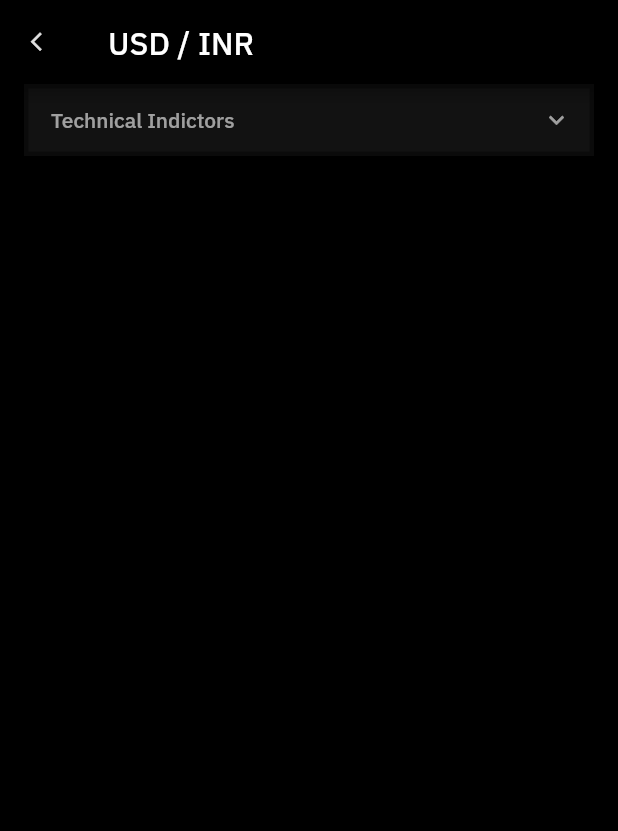
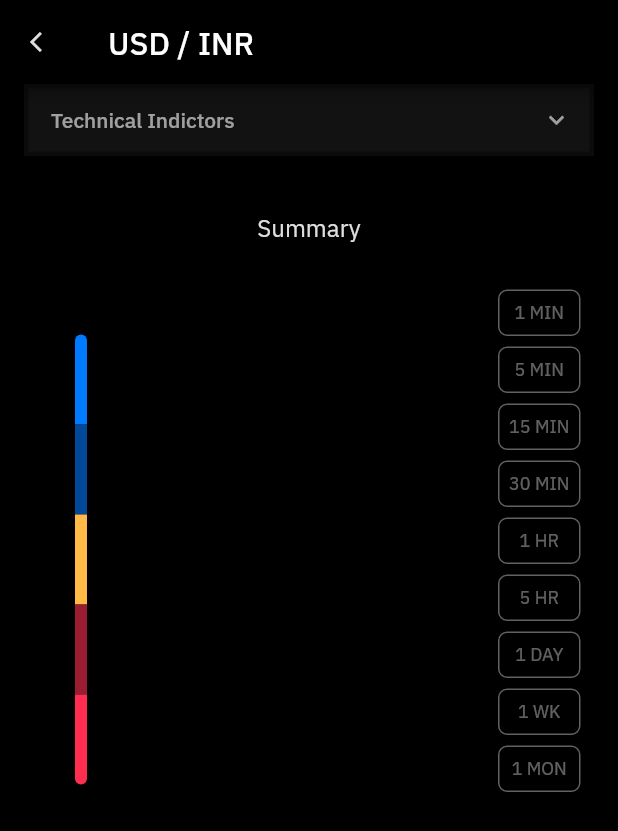
Before and after one commit to 21satvik/UI_UX-Flutter, a Flutter app: the screen it shows after launch, on a phone screen of 412 x 824 dp. Shown: the top 831 px of the screen. Run offline on Flutter 3.47's test engine with Material 2 defaults, Android fonts, the phone set to English and light mode, and no system bars; our stand-ins replace google_fonts.

Commit message:
summary page basic UI done

```diff
--- a/lib/main.dart
+++ b/lib/main.dart
@@ -14,12 +14,11 @@ class MyApp extends StatelessWidget {
     return MaterialApp(
       theme: ThemeData(
         fontFamily: GoogleFonts.ibmPlexSans().fontFamily,
-        primaryColor: Colors.black,
-        textTheme: const TextTheme(
-          bodyText1: TextStyle(
-            color: Color.fromRGBO(255, 255, 255, 0.6),
-          ),
-        ),
+        primaryColor: const Color.fromRGBO(255, 255, 255, 0.6),
+        backgroundColor: Colors.black,
+        textTheme: GoogleFonts.ibmPlexSansTextTheme(const TextTheme(
+          bodyText1: TextStyle(color: Color.fromRGBO(255, 255, 255, 0.87)),
+        )),
       ),
       debugShowCheckedModeBanner: false,
       home: const HomeScreen(),
--- a/lib/screens/home_screen.dart
+++ b/lib/screens/home_screen.dart
@@ -1,5 +1,9 @@
 import 'package:flutter/material.dart';
 import 'package:papr_clip/widgets/dropdown.dart';
+
+import 'package:papr_clip/widgets/duration_column.dart';
+
+import 'package:papr_clip/widgets/indication_column.dart';
 
 class HomeScreen extends StatelessWidget {
   const HomeScreen({Key? key}) : super(key: key);
@@ -7,13 +11,13 @@ class HomeScreen extends StatelessWidget {
   @override
   Widget build(BuildContext context) {
     return Scaffold(
-      backgroundColor: Theme.of(context).primaryColor,
+      backgroundColor: Theme.of(context).backgroundColor,
       appBar: AppBar(
-        backgroundColor: Theme.of(context).primaryColor,
+        backgroundColor: Theme.of(context).backgroundColor,
         leading: IconButton(
           icon: const Icon(
             Icons.arrow_back_ios,
-            size: 15,
+            size: 16,
             color: Color.fromRGBO(255, 255, 255, 0.87),
           ),
           onPressed: () {},
@@ -24,11 +28,33 @@ class HomeScreen extends StatelessWidget {
         ),
       ),
       body: Container(
-        color: Theme.of(context).primaryColor,
+        color: Theme.of(context).backgroundColor,
         child: SingleChildScrollView(
           child: Column(
-            children: const [
-              Dropdown(),
+            children: [
+              const Dropdown(),
+              const SizedBox(height: 30),
+              Text(
+                'Summary',
+                style: TextStyle(
+                  fontSize: 16,
+                  fontWeight: FontWeight.w400,
+                  color: Theme.of(context).textTheme.bodyText1!.color,
+                ),
+              ),
+              const SizedBox(height: 30),
+              Row(
+                mainAxisAlignment: MainAxisAlignment.spaceBetween,
+                children: [
+                  Container(
+                    margin: const EdgeInsets.only(left: 50, top: 18),
+                    child: const IndicationColumn(),
+                  ),
+                  Container(
+                      margin: const EdgeInsets.only(right: 25),
+                      child: DurationColumn()),
+                ],
+              ),
             ],
           ),
         ),
--- a/lib/widgets/dropdown.dart
+++ b/lib/widgets/dropdown.dart
@@ -1,5 +1,4 @@
 import 'package:flutter/material.dart';
-import 'package:google_fonts/google_fonts.dart';
 
 class Dropdown extends StatelessWidget {
   const Dropdown({Key? key}) : super(key: key);
@@ -23,7 +22,7 @@ class Dropdown extends StatelessWidget {
                 child: Text(
                   'Technical Indictors',
                   style: TextStyle(
-                    color: Theme.of(context).textTheme.bodyText1!.color,
+                    color: Theme.of(context).primaryColor,
                     fontWeight: FontWeight.w500,
                     fontSize: 14,
                   ),
@@ -34,10 +33,10 @@ class Dropdown extends StatelessWidget {
           onChanged: (_) {},
           dropdownColor: const Color.fromRGBO(18, 18, 18, 1),
           icon: Padding(
-            padding: EdgeInsets.only(right: 15),
+            padding: const EdgeInsets.only(right: 15),
             child: Icon(
               Icons.keyboard_arrow_down,
-              color: Theme.of(context).textTheme.bodyText1!.color,
+              color: Theme.of(context).primaryColor,
               size: 20,
             ),
           ),
--- /dev/null
+++ b/lib/widgets/duration_box.dart
@@ -0,0 +1,58 @@
+import 'package:flutter/material.dart';
+
+class DurationBox extends StatefulWidget {
+  final String durText;
+  const DurationBox({Key? key, required this.durText}) : super(key: key);
+
+  @override
+  State<DurationBox> createState() => _DurationBoxState();
+}
+
+class _DurationBoxState extends State<DurationBox> {
+  bool _isSelected = false;
+
+  @override
+  Widget build(BuildContext context) {
+    return DecoratedBox(
+      decoration: BoxDecoration(
+        border: Border(
+          top: BorderSide(
+              width: 1.0,
+              color: Color.fromRGBO(255, 255, 255, !_isSelected ? 0.38 : 0.87)),
+          left: BorderSide(
+              width: 1.0,
+              color: Color.fromRGBO(255, 255, 255, !_isSelected ? 0.38 : 0.87)),
+          right: BorderSide(
+              width: 1.0,
+              color: Color.fromRGBO(255, 255, 255, !_isSelected ? 0.38 : 0.87)),
+          bottom: BorderSide(
+              width: 1.0,
+              color: Color.fromRGBO(255, 255, 255, !_isSelected ? 0.38 : 0.87)),
+        ),
+        borderRadius: const BorderRadius.all(Radius.circular(6)),
+      ),
+      child: GestureDetector(
+        onTap: () => setState(() => _isSelected = !_isSelected),
+        child: SizedBox(
+          width: 55,
+          height: 31,
+          child: Column(
+            mainAxisSize: MainAxisSize.min,
+            mainAxisAlignment: MainAxisAlignment.center,
+            children: [
+              Text(
+                widget.durText,
+                style: TextStyle(
+                  fontWeight: FontWeight.w400,
+                  fontSize: 12,
+                  color:
+                      Color.fromRGBO(255, 255, 255, !_isSelected ? 0.38 : 0.87),
+                ),
+              ),
+            ],
+          ),
+        ),
+      ),
+    );
+  }
+}
--- /dev/null
+++ b/lib/widgets/duration_column.dart
@@ -0,0 +1,56 @@
+import 'package:flutter/material.dart';
+
+import 'duration_box.dart';
+
+class DurationColumn extends StatefulWidget {
+  const DurationColumn({Key? key}) : super(key: key);
+
+  @override
+  State<DurationColumn> createState() => _DurationColumnState();
+}
+
+class _DurationColumnState extends State<DurationColumn> {
+  @override
+  Widget build(BuildContext context) {
+    return Column(
+      children: const [
+        DurationBox(durText: '1 MIN'),
+        SizedBox(
+          height: 7,
+        ),
+        DurationBox(durText: '5 MIN'),
+        SizedBox(
+          height: 7,
+        ),
+        DurationBox(durText: '15 MIN'),
+        SizedBox(
+          height: 7,
+        ),
+        DurationBox(durText: '30 MIN'),
+        SizedBox(
+          height: 7,
+        ),
+        DurationBox(durText: '1 HR'),
+        SizedBox(
+          height: 7,
+        ),
+        DurationBox(durText: '5 HR'),
+        SizedBox(
+          height: 7,
+        ),
+        DurationBox(durText: '1 DAY'),
+        SizedBox(
+          height: 7,
+        ),
+        DurationBox(durText: '1 WK'),
+        SizedBox(
+          height: 7,
+        ),
+        DurationBox(durText: '1 MON'),
+        SizedBox(
+          height: 7,
+        ),
+      ],
+    );
+  }
+}
--- /dev/null
+++ b/lib/widgets/indication_bar.dart
@@ -0,0 +1,42 @@
+import 'package:flutter/material.dart';
+
+class IndicationBar extends StatefulWidget {
+  final String position;
+  final Color color;
+  IndicationBar({
+    Key? key,
+    required this.position,
+    required this.color,
+  }) : super(key: key);
+
+  @override
+  State<IndicationBar> createState() => _IndicationBarState();
+}
+
+class _IndicationBarState extends State<IndicationBar> {
+  bool isActive = false;
+
+  @override
+  Widget build(BuildContext context) {
+    return GestureDetector(
+      onTap: () => setState(() => isActive = !isActive),
+      child: DecoratedBox(
+        decoration: BoxDecoration(
+          color: widget.color,
+          borderRadius: (widget.position == 'top')
+              ? const BorderRadius.only(
+                  topLeft: Radius.circular(10),
+                  topRight: Radius.circular(10),
+                )
+              : widget.position == 'bottom'
+                  ? const BorderRadius.only(
+                      bottomLeft: Radius.circular(10),
+                      bottomRight: Radius.circular(10),
+                    )
+                  : null,
+        ),
+        child: SizedBox(width: isActive ? 12 : 8, height: 60),
+      ),
+    );
+  }
+}
--- /dev/null
+++ b/lib/widgets/indication_column.dart
@@ -0,0 +1,40 @@
+import 'package:flutter/material.dart';
+
+import 'indication_bar.dart';
+
+class IndicationColumn extends StatefulWidget {
+  const IndicationColumn({Key? key}) : super(key: key);
+
+  @override
+  State<IndicationColumn> createState() => _IndicationColumnState();
+}
+
+class _IndicationColumnState extends State<IndicationColumn> {
+  @override
+  Widget build(BuildContext context) {
+    return Column(
+      children: [
+        IndicationBar(
+          position: 'top',
+          color: const Color.fromRGBO(0, 122, 255, 1),
+        ),
+        IndicationBar(
+          position: 'mid',
+          color: const Color.fromRGBO(0, 73, 153, 1),
+        ),
+        IndicationBar(
+          position: 'mid',
+          color: const Color.fromRGBO(255, 185, 70, 1),
+        ),
+        IndicationBar(
+          position: 'mid',
+          color: const Color.fromRGBO(153, 28, 48, 1),
+        ),
+        IndicationBar(
+          position: 'bottom',
+          color: const Color.fromRGBO(255, 46, 80, 1),
+        ),
+      ],
+    );
+  }
+}
```
Also changed, not shown: 1 other file.
